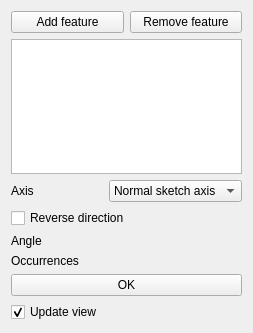
Qt form src/Mod/PartDesign/Gui/TaskPolarPatternParameters.ui (berndhahnebach/All_FreeCAD) before a commit.
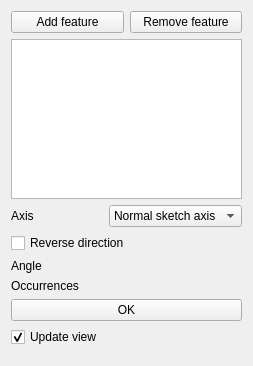
The same form after that commit. Custom widgets are drawn as their Qt base class.

Commit message: switch polar pattern to coordinate system axis

```diff
--- a/src/Mod/PartDesign/Gui/TaskPolarPatternParameters.ui
+++ b/src/Mod/PartDesign/Gui/TaskPolarPatternParameters.ui
@@ -7,7 +7,7 @@
     <x>0</x>
     <y>0</y>
     <width>253</width>
-    <height>333</height>
+    <height>366</height>
    </rect>
   </property>
   <property name="windowTitle">
```
Left out of the diff: 15 changed lines with no effect on the pictures. The commit also changes 2 other files.
